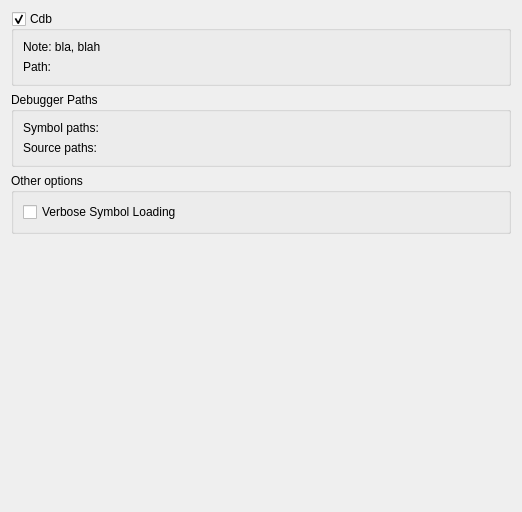
Before: the Qt Designer form src/plugins/debugger/cdb/cdboptionspagewidget.ui in qt-creator/qt-creator, drawn with Qt 5.
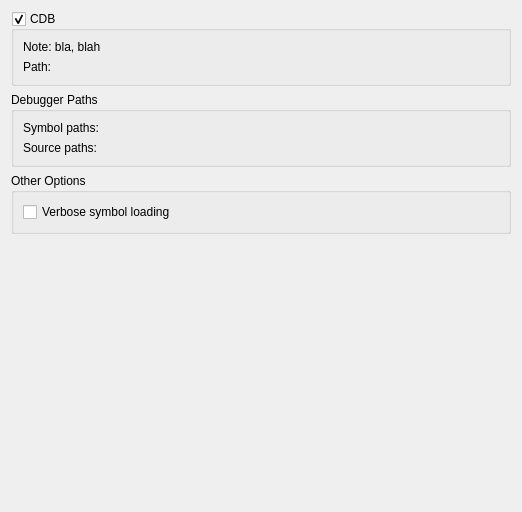
After: the same form once the commit is applied. Custom widgets are drawn as their Qt base class.

What changed in the file:
```diff
--- a/src/plugins/debugger/cdb/cdboptionspagewidget.ui
+++ b/src/plugins/debugger/cdb/cdboptionspagewidget.ui
@@ -19,7 +19,7 @@
         <string>These options take effect at the next start of Qt Creator.</string>
        </property>
        <property name="title">
-        <string extracomment="Placeholder">Cdb</string>
+        <string extracomment="Placeholder">CDB</string>
        </property>
        <property name="checkable">
         <bool>true</bool>
@@ -82,13 +82,13 @@
    <item>
     <widget class="QGroupBox" name="variousOptionsGroupBox">
      <property name="title">
-      <string>Other options</string>
+      <string>Other Options</string>
      </property>
      <layout class="QFormLayout" name="formLayout_3">
       <item row="0" column="0" colspan="2">
        <widget class="QCheckBox" name="verboseSymbolLoadingCheckBox">
         <property name="text">
-         <string>Verbose Symbol Loading</string>
+         <string>Verbose symbol loading</string>
         </property>
        </widget>
       </item>
```
